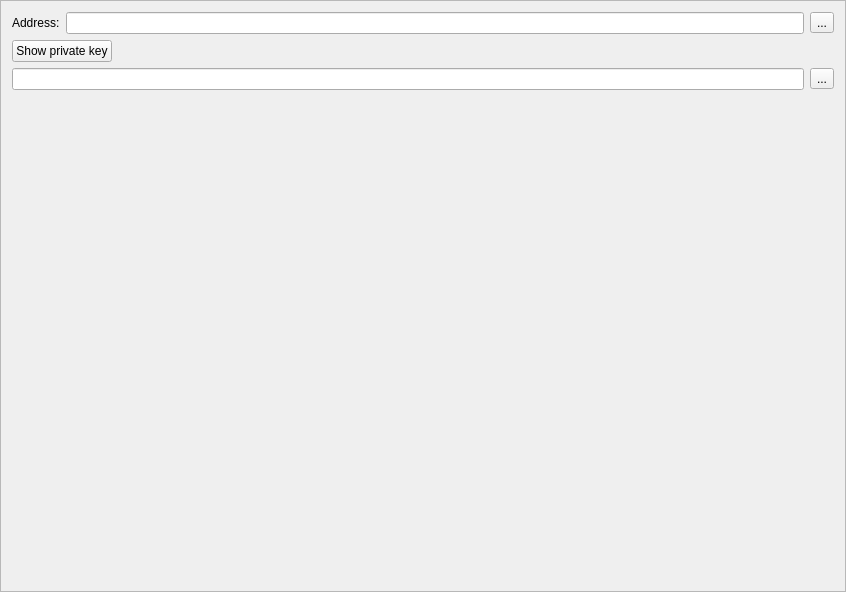
The window that src/gui/ui/receiveframe.ui (Pennykoin-Dev-Team/pkgui) describes before a commit, drawn with Qt 5.
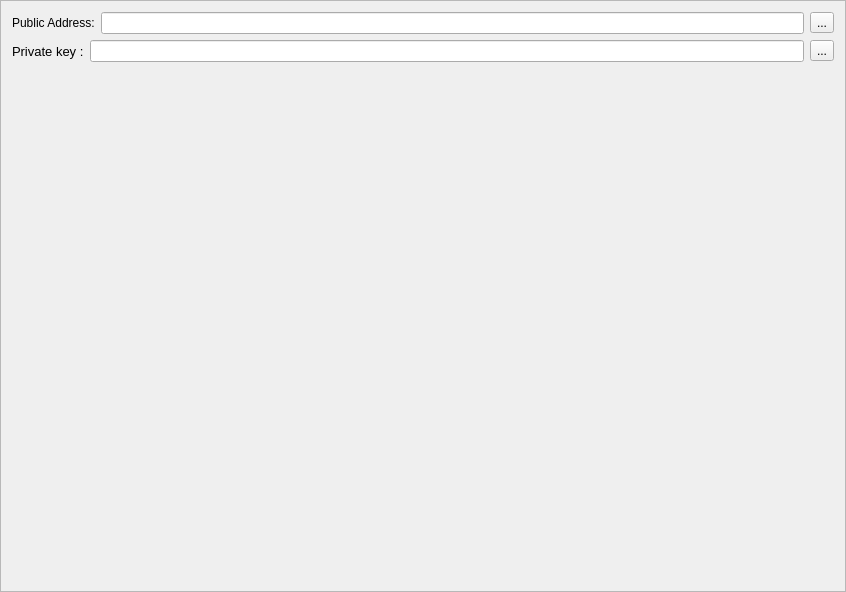
The same window after the commit. Icons and pictures are not drawn.

```diff
--- a/src/gui/ui/receiveframe.ui
+++ b/src/gui/ui/receiveframe.ui
@@ -24,8 +24,13 @@
     <layout class="QHBoxLayout" name="horizontalLayout">
      <item>
       <widget class="QLabel" name="label">
+       <property name="font">
+        <font>
+         <pointsize>9</pointsize>
+        </font>
+       </property>
        <property name="text">
-        <string>Address:</string>
+        <string>Public Address:</string>
        </property>
       </widget>
      </item>
@@ -52,27 +57,30 @@
    <item>
     <layout class="QHBoxLayout" name="horizontalLayout_2">
      <item>
-      <widget class="QPushButton" name="m_showKeyButton">
+      <widget class="QLabel" name="label_2">
+       <property name="font">
+        <font>
+         <pointsize>10</pointsize>
+        </font>
+       </property>
        <property name="text">
-        <string>Show private key</string>
+        <string>Private key :</string>
        </property>
-       <property name="checkable">
-        <bool>true</bool>
-       </property>
       </widget>
      </item>
      <item>
-      <spacer name="horizontalSpacer">
-       <property name="orientation">
-        <enum>Qt::Horizontal</enum>
+      <widget class="QLineEdit" name="m_keyEdit"/>
+     </item>
+     <item>
+      <widget class="QToolButton" name="m_copyKeyButton">
+       <property name="text">
+        <string>...</string>
        </property>
-       <property name="sizeHint" stdset="0">
-        <size>
-         <width>40</width>
-         <height>20</height>
-        </size>
+       <property name="icon">
+        <iconset resource="../../resources.qrc">
+         <normaloff>:/icons/copy</normaloff>:/icons/copy</iconset>
        </property>
-      </spacer>
+      </widget>
      </item>
     </layout>
    </item>
@@ -108,20 +116,6 @@
         <property name="topMargin">
          <number>0</number>
         </property>
-        <item>
-         <widget class="QLineEdit" name="m_keyEdit"/>
-        </item>
-        <item>
-         <widget class="QToolButton" name="m_copyKeyButton">
-          <property name="text">
-           <string>...</string>
-          </property>
-          <property name="icon">
-           <iconset resource="../../resources.qrc">
-            <normaloff>:/icons/copy</normaloff>:/icons/copy</iconset>
-          </property>
-         </widget>
-        </item>
        </layout>
       </item>
       <item>
@@ -144,19 +138,6 @@
      </layout>
     </widget>
    </item>
-   <item>
-    <spacer name="verticalSpacer">
-     <property name="orientation">
-      <enum>Qt::Vertical</enum>
-     </property>
-     <property name="sizeHint" stdset="0">
-      <size>
-       <width>20</width>
-       <height>40</height>
-      </size>
-     </property>
-    </spacer>
-   </item>
   </layout>
  </widget>
 
```
Left out of the diff: 17 changed lines with no effect on the pictures.
